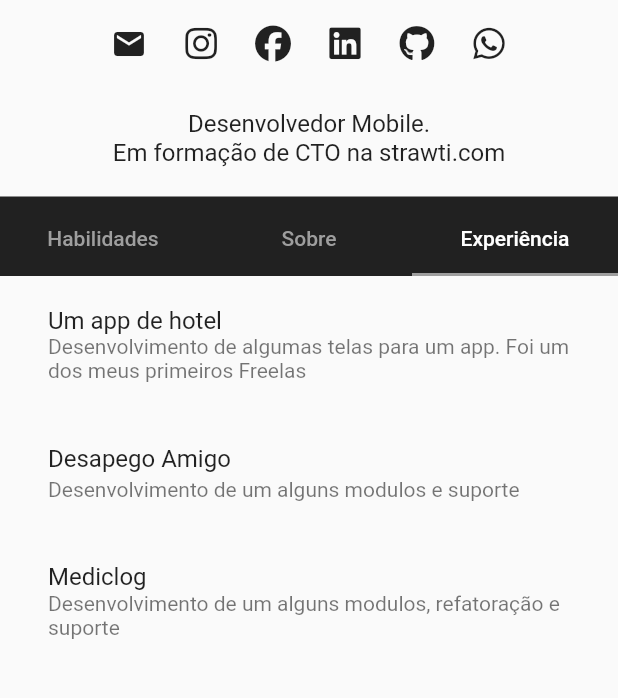
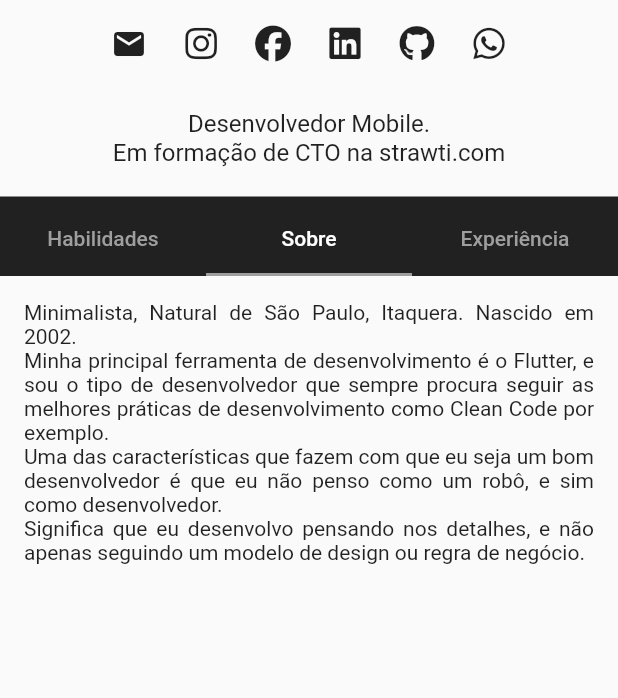
Before and after one commit to carlosbatistadev/portfolio, a Flutter app: the screen it shows after launch, on a phone screen of 412 x 824 dp, the part 435-1133 px from its top. Run offline on Flutter 3.47's test engine with Material 2 defaults, Android fonts, the phone set to English and light mode, and no system bars; our stand-ins replace font_awesome_flutter; network calls fail.

Commit message:
new changes

```diff
--- a/lib/main.dart
+++ b/lib/main.dart
@@ -70,7 +70,7 @@ class _MyHomePageState extends State<MyHomePage> {
                     width: width,
                     height: 600,
                     child: DefaultTabController(
-                      initialIndex: 2,
+                      initialIndex: 1,
                       length: 3,
                       child: Scaffold(
                         appBar: AppBar(
@@ -92,37 +92,58 @@ class _MyHomePageState extends State<MyHomePage> {
                         body: TabBarView(
                           physics: const BouncingScrollPhysics(),
                           children: [
-                            Column(
+                            SingleChildScrollView(
+                              child: Column(
                                 children: const [
                                   SizedBox(height: 20),
+                                  Padding(
+                                    padding: EdgeInsets.all(8.0),
+                                    child: Text(
+                                      'Responsável, facilidade em aprender coisas novas, trabalho em equipe, procurando sempre evolução.\n'
+                                      'Bastante familiarizado com o GetX, mas entendo bem de Mobx, Modular, GetIt e entre outros...\n'
+                                      'Não existe impedimentos para eu aprender coisas novas, alías estou sempre procurando me aperfeiçoar.\n'
+                                      'Conhecimento da plataforma Android, nem tanto do lado do IOS por ainda não ter os equipamentos necessários.\n'
+                                      'Conhecimento em Github, GitLab e BitBucket.\n'
+                                      'E muito mais, para saber se eu me adequo ao que você precisa, entre em contato.',
+                                    ),
+                                  ),
+                                  SizedBox(height: 20),
                                   SkilWidget(
-                                  title: 'Dart',
+                                    title: 'Linguagem Dart',
                                     imagePath:
                                         'https://upload.wikimedia.org/wikipedia/commons/7/7e/Dart-logo.png',
                                     percent: 85,
                                   ),
                                   SizedBox(height: 20),
                                   SkilWidget(
-                                  title: 'Flutter',
+                                    title: 'Framework Flutter',
                                     imagePath:
                                         'https://res.cloudinary.com/startup-grind/image/upload/c_fill,dpr_2.0,f_auto,g_center,h_1080,q_100,w_1080/v1/gcs/platform-data-dsc/events/flutter-icon.png',
                                     percent: 90,
                                   ),
                                   SizedBox(height: 20),
                                   SkilWidget(
-                                  title: 'Python',
+                                    title: 'Linguagem Python',
                                     imagePath:
                                         'https://upload.wikimedia.org/wikipedia/commons/thumb/c/c3/Python-logo-notext.svg/2048px-Python-logo-notext.svg.png',
                                     percent: 50,
                                   ),
                                   SizedBox(height: 20),
                                   SkilWidget(
-                                  title: 'Firebase',
+                                    title: 'BaaS Firebase',
                                     imagePath:
                                         'https://cdn4.iconfinder.com/data/icons/google-i-o-2016/512/google_firebase-2-512.png',
                                     percent: 67,
                                   ),
+                                  SizedBox(height: 20),
+                                  SkilWidget(
+                                    title: 'Linguagem Kotlin',
+                                    imagePath:
+                                        'https://upload.wikimedia.org/wikipedia/commons/7/74/Kotlin_Icon.png',
+                                    percent: 20,
+                                  ),
                                 ],
+                              ),
                             ),
                             Padding(
                               padding: const EdgeInsets.all(16.0),
@@ -130,24 +151,23 @@ class _MyHomePageState extends State<MyHomePage> {
                                 crossAxisAlignment: CrossAxisAlignment.center,
                                 children: const [
                                   Text(
-                                    'Minimalista, Natural de São Paulo, Itaquera. Nascido em 2002',
-                                  ),
-                                  Text(
-                                    'Eu gosto de pensar, e a programação exige isso de mim, logo esta característica é bem aproveitada.'
-                                    '\n\nSou cristão protestante, evangélico, estou estudando Teologia, Musica e aprendendo a tocar guitarra.'
-                                    '\n\nSou o tipo de desenvolvedor que gosta de utilizar boas práticas de programação, escrever códigos de fácil entendimento e de fácil manutenção.'
-                                    '\n\nA tecnologia atual que estou me aperfeiçoando é o Flutter com a linguagem Dart como base, sou desenvolvedor de aplicações para dispositivos portáteis, como o celular.'
-                                    'Mas não me limito apenas ao Flutter, estou querendo me aprofundar mais, logo, o Kotlin e o Swift estão na minha lista de habilidades a serem incluídas.'
-                                    '\n\nSe você quer um desenvolvedor que mande a real em relação a qualidade de código, que desenvolve pensando no futuro e aplicando as melhores práticas,'
-                                    'eu sou a pessoa ideal para o seu projeto! '
-                                    'Eu não só desenvolvo o seu programa, mas também dou sugestões, mostro outros caminhos e assim conseguimos chegar rapidamente em algum lugar!',
-                                    textAlign: TextAlign.center,
+                                    'Minimalista, Natural de São Paulo, Itaquera. Nascido em 2002.\n'
+                                    'Minha principal ferramenta de desenvolvimento é o Flutter, '
+                                    'e sou o tipo de desenvolvedor que sempre procura seguir '
+                                    'as melhores práticas de desenvolvimento como Clean Code por exemplo.\n'
+                                    'Uma das características que fazem com que eu seja um bom desenvolvedor '
+                                    'é que eu não penso como um robô, e sim como desenvolvedor.\n'
+                                    'Significa que eu desenvolvo pensando nos detalhes, e não apenas '
+                                    'seguindo um modelo de design ou regra de negócio.\n'
+                                    '',
+                                    textAlign: TextAlign.justify,
                                   ),
                                 ],
                               ),
                             ),
                             Padding(
                               padding: const EdgeInsets.all(16.0),
+                              child: SingleChildScrollView(
                                 child: Column(
                                   children: const [
                                     ExperienceWidget(
@@ -165,9 +185,62 @@ class _MyHomePageState extends State<MyHomePage> {
                                     ExperienceWidget(
                                       title: 'Mediclog',
                                       description:
-                                        'Desenvolvimento de um alguns modulos, refatoração e suporte',
+                                          'Correções e desenvolvimento de alguns modulos',
                                     ),
+                                    SizedBox(height: 20),
+                                    ExperienceWidget(
+                                      title: 'BMP Money Plus',
+                                      description:
+                                          'Desenvolvimento de dois modulos',
+                                    ),
+                                    SizedBox(height: 20),
+                                    ExperienceWidget(
+                                      title: 'Apoiadores Brasil',
+                                      description:
+                                          'Participei de todo desenvolvimento do app',
+                                    ),
+                                    SizedBox(height: 20),
+                                    ExperienceWidget(
+                                      title: 'Consulta Placas - FIPE e Multas',
+                                      description:
+                                          'Participei de todo desenvolvimento do app',
+                                    ),
+                                    SizedBox(height: 20),
+                                    ExperienceWidget(
+                                      title: 'FTeamFlix',
+                                      description:
+                                          'Participei de todo desenvolvimento do app',
+                                    ),
+                                    SizedBox(height: 20),
+                                    ExperienceWidget(
+                                      title: 'ISpecial',
+                                      description:
+                                          'Participei de todo desenvolvimento do app',
+                                    ),
+                                    SizedBox(height: 20),
+                                    ExperienceWidget(
+                                      title: 'Mochilazap',
+                                      description: 'Desenvolvido por mim',
+                                    ),
+                                    SizedBox(height: 20),
+                                    ExperienceWidget(
+                                      title:
+                                          'Ligue pra saber! - Códigos USSD e MMI',
+                                      description: 'Desenvolvido por mim',
+                                    ),
+                                    SizedBox(height: 20),
+                                    ExperienceWidget(
+                                      title: 'Questionário Bíblico',
+                                      description: 'Desenvolvido por mim',
+                                    ),
+                                    SizedBox(height: 20),
+                                    ExperienceWidget(
+                                      title: 'Fightnize',
+                                      description: 'Correções de bugs',
+                                    ),
+                                    SizedBox(height: 20),
                                   ],
+                                ),
                               ),
                             ),
                           ],
@@ -281,7 +354,9 @@ class SkilWidget extends StatelessWidget {
   @override
   Widget build(BuildContext context) {
     return Row(
-      mainAxisAlignment: MainAxisAlignment.center,
+      mainAxisAlignment: MainAxisAlignment.spaceAround,
+      children: [
+        Row(
           children: [
             Image.network(
               imagePath,
@@ -290,6 +365,8 @@ class SkilWidget extends StatelessWidget {
             ),
             const SizedBox(width: 10),
             Text(title),
+          ],
+        ),
         Tooltip(
           message: tooltip,
           child: Slider(
```
Also changed, not shown: 3 other files. Lines whose indentation alone changed are shown as unchanged.
